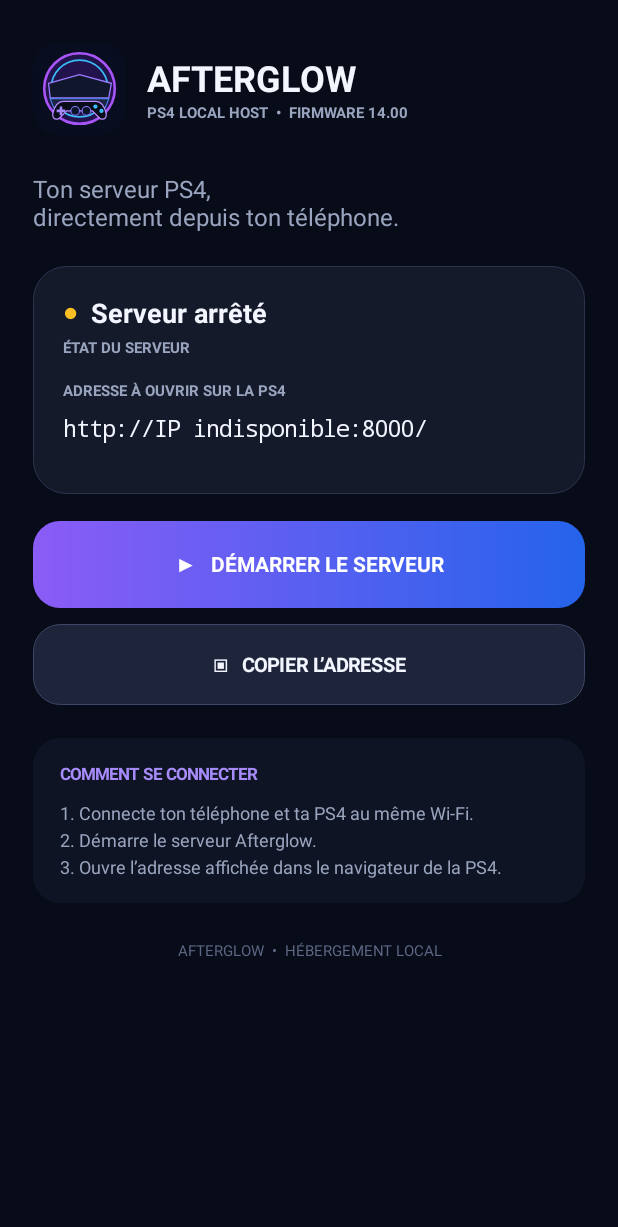
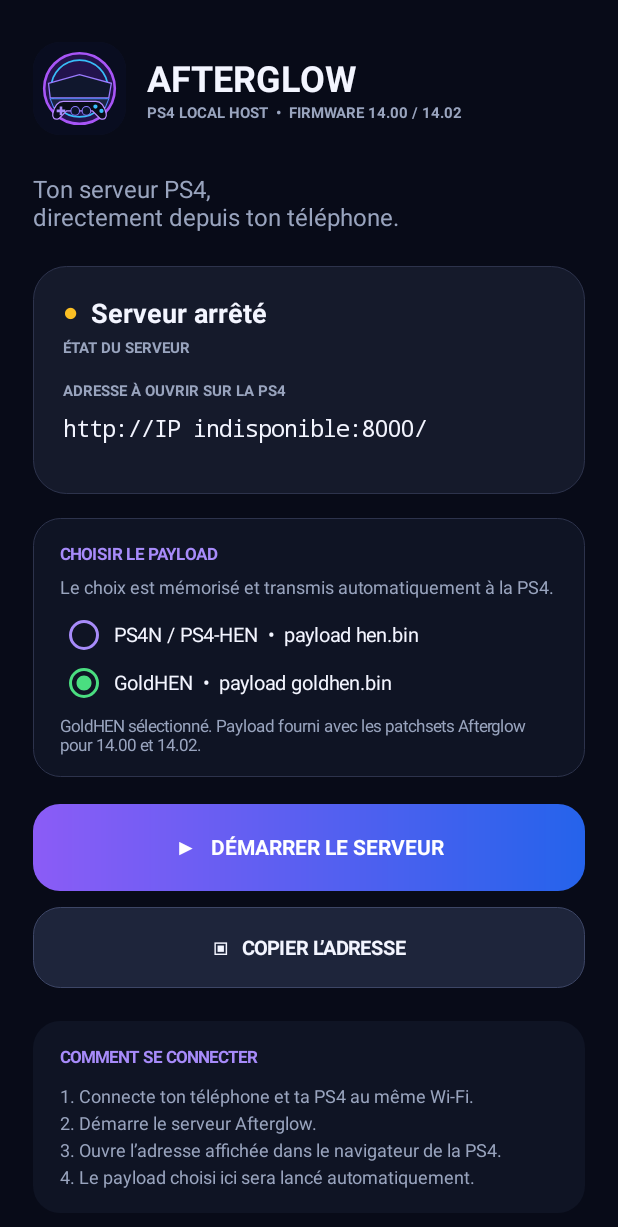
Before and after one commit to alexandramiart-design/ps4, an Android app: the screen it shows after launch (MainActivity), on a phone screen of 412 x 824 dp. Shown: the top 1227 px of the screen. Run offline under Robolectric (Android 15) with nearby library versions, the phone set to English and light mode, and no system bars.

Commit message:
Add Android PS4-HEN and GoldHEN payload selector

```diff
--- a/Afterglow-overlay/app/src/main/java/fr/local/ps4server/MainActivity.kt
+++ b/Afterglow-overlay/app/src/main/java/fr/local/ps4server/MainActivity.kt
@@ -1,4 +1,5 @@
 package fr.local.ps4server
+
 import android.app.Activity
 import android.os.Bundle
 import android.content.Intent
@@ -17,7 +18,7 @@ class MainActivity : Activity() {
     private lateinit var statusDot: TextView
     private lateinit var address: TextView
     private lateinit var toggle: TextView
-    private lateinit var ps4HenButton: TextView
+    private lateinit var payloadSummary: TextView
     private val prefs by lazy { getSharedPreferences("afterglow", MODE_PRIVATE) }
     private var requestedRunning = false
     private val port = ServerService.PORT
@@ -27,56 +28,180 @@ class MainActivity : Activity() {
     private val white = Color.rgb(243,245,255)
     private val purple = Color.rgb(167,139,250)
     private val green = Color.rgb(74,222,128)
-    override fun onCreate(savedInstanceState: Bundle?) { super.onCreate(savedInstanceState); buildUi(); refresh() }
+
+    override fun onCreate(savedInstanceState: Bundle?) {
+        super.onCreate(savedInstanceState)
+        buildUi()
+        refresh()
+    }
+
     private fun dp(v:Int) = (v * resources.displayMetrics.density).toInt()
     private fun rounded(c:Int,r:Float=22f,stroke:Int=0) = GradientDrawable().apply {
-        setColor(c); cornerRadius=r*resources.displayMetrics.density
+        setColor(c)
+        cornerRadius=r*resources.displayMetrics.density
         if(stroke!=0) setStroke(dp(1),stroke)
     }
     private fun gradient() = GradientDrawable(GradientDrawable.Orientation.LEFT_RIGHT,
         intArrayOf(Color.rgb(139,92,246),Color.rgb(37,99,235))).apply { cornerRadius=dp(18).toFloat() }
     private fun label(v:String,s:Float,c:Int=white,b:Boolean=false) = TextView(this).apply {
-        text=v; textSize=s; setTextColor(c); if(b) setTypeface(typeface,Typeface.BOLD); includeFontPadding=true
+        text=v
+        textSize=s
+        setTextColor(c)
+        if(b) setTypeface(typeface,Typeface.BOLD)
+        includeFontPadding=true
     }
+
     private fun buildUi() {
         val scroll=ScrollView(this).apply { setBackgroundColor(bg); isFillViewport=true }
-        val root=LinearLayout(this).apply { orientation=LinearLayout.VERTICAL; setPadding(dp(22),dp(28),dp(22),dp(24)); setBackgroundColor(bg) }
+        val root=LinearLayout(this).apply {
+            orientation=LinearLayout.VERTICAL
+            setPadding(dp(22),dp(28),dp(22),dp(24))
+            setBackgroundColor(bg)
+        }
         scroll.addView(root)
+
         val brand=LinearLayout(this).apply { orientation=LinearLayout.HORIZONTAL; gravity=Gravity.CENTER_VERTICAL }
-        val logo=ImageView(this).apply { setImageResource(R.drawable.afterglow_icon); scaleType=ImageView.ScaleType.CENTER_CROP; background=rounded(panel,18f); clipToOutline=true }
+        val logo=ImageView(this).apply {
+            setImageResource(R.drawable.afterglow_icon)
+            scaleType=ImageView.ScaleType.CENTER_CROP
+            background=rounded(panel,18f)
+            clipToOutline=true
+        }
         brand.addView(logo,LinearLayout.LayoutParams(dp(62),dp(62)))
-        val brandText=LinearLayout(this).apply { orientation=LinearLayout.VERTICAL; setPadding(dp(14),0,0,0); addView(label("AFTERGLOW",24f,white,true)); addView(label("PS4 LOCAL HOST  •  FIRMWARE 14.00",10f,muted,true)) }
-        brand.addView(brandText); root.addView(brand)
-        root.addView(label("Ton serveur PS4,\ndirectement depuis ton téléphone.",16f,muted).apply { setPadding(0,dp(25),0,dp(22)) })
-        val card=LinearLayout(this).apply { orientation=LinearLayout.VERTICAL; setPadding(dp(20),dp(19),dp(20),dp(19)); background=rounded(panel,22f,Color.rgb(45,51,76)) }
+        val brandText=LinearLayout(this).apply {
+            orientation=LinearLayout.VERTICAL
+            setPadding(dp(14),0,0,0)
+            addView(label("AFTERGLOW",24f,white,true))
+            addView(label("PS4 LOCAL HOST  •  FIRMWARE 14.00 / 14.02",10f,muted,true))
+        }
+        brand.addView(brandText)
+        root.addView(brand)
+        root.addView(label("Ton serveur PS4,\ndirectement depuis ton téléphone.",16f,muted).apply {
+            setPadding(0,dp(25),0,dp(22))
+        })
+
+        val card=LinearLayout(this).apply {
+            orientation=LinearLayout.VERTICAL
+            setPadding(dp(20),dp(19),dp(20),dp(19))
+            background=rounded(panel,22f,Color.rgb(45,51,76))
+        }
         val line=LinearLayout(this).apply { orientation=LinearLayout.HORIZONTAL; gravity=Gravity.CENTER_VERTICAL }
-        statusDot=label("●",16f,Color.rgb(251,191,36),true); line.addView(statusDot)
-        status=label("Serveur arrêté",18f,white,true).apply { setPadding(dp(9),0,0,0) }; line.addView(status); card.addView(line)
+        statusDot=label("●",16f,Color.rgb(251,191,36),true)
+        line.addView(statusDot)
+        status=label("Serveur arrêté",18f,white,true).apply { setPadding(dp(9),0,0,0) }
+        line.addView(status)
+        card.addView(line)
         card.addView(label("ÉTAT DU SERVEUR",10f,muted,true).apply { setPadding(0,dp(4),0,dp(15)) })
         card.addView(label("ADRESSE À OUVRIR SUR LA PS4",10f,muted,true))
-        address=label(serverUrl(),15f,white,true).apply { setPadding(0,dp(8),0,dp(15)); typeface=Typeface.MONOSPACE }
-        card.addView(address); root.addView(card)
+        address=label(serverUrl(),15f,white,true).apply {
+            setPadding(0,dp(8),0,dp(15))
+            typeface=Typeface.MONOSPACE
+        }
+        card.addView(address)
+        root.addView(card)
+
+        val pickCard=LinearLayout(this).apply {
+            orientation=LinearLayout.VERTICAL
+            setPadding(dp(18),dp(16),dp(18),dp(14))
+            background=rounded(Color.rgb(15,20,36),18f,Color.rgb(45,51,76))
+        }
+        pickCard.addView(label("CHOISIR LE PAYLOAD",11f,purple,true))
+        pickCard.addView(label("Le choix est mémorisé et transmis automatiquement à la PS4.",12f,muted).apply {
+            setPadding(0,dp(6),0,dp(8))
+        })
+        val group=RadioGroup(this).apply { orientation=RadioGroup.VERTICAL }
+        val hen=RadioButton(this).apply {
+            id=1001
+            text="PS4N / PS4-HEN  •  payload hen.bin"
+            textSize=13f
+            setTextColor(white)
+            buttonTintList=android.content.res.ColorStateList.valueOf(purple)
+            setPadding(dp(4),dp(5),0,dp(5))
+        }
+        val gold=RadioButton(this).apply {
+            id=1002
+            text="GoldHEN  •  payload goldhen.bin"
+            textSize=13f
+            setTextColor(white)
+            buttonTintList=android.content.res.ColorStateList.valueOf(green)
+            setPadding(dp(4),dp(5),0,dp(5))
+        }
+        group.addView(hen)
+        group.addView(gold)
+        group.check(if(selectedPayload()=="hen") hen.id else gold.id)
+        group.setOnCheckedChangeListener { _, checkedId ->
+            val mode=if(checkedId==hen.id) "hen" else "goldhen"
+            prefs.edit().putString("payload_mode",mode).apply()
+            updatePayloadSummary()
+            Toast.makeText(this,if(mode=="hen") "PS4-HEN sélectionné" else "GoldHEN sélectionné",Toast.LENGTH_SHORT).show()
+        }
+        pickCard.addView(group)
+        payloadSummary=label("",11f,muted).apply { setPadding(0,dp(5),0,0) }
+        pickCard.addView(payloadSummary)
+        root.addView(pickCard,LinearLayout.LayoutParams(-1,-2).apply { topMargin=dp(16) })
+        updatePayloadSummary()
+
         toggle=label("▶   DÉMARRER LE SERVEUR",14f,Color.WHITE,true).apply {
-            gravity=Gravity.CENTER; background=gradient(); setPadding(dp(16),dp(18),dp(16),dp(18)); setOnClickListener { toggleServer() }
+            gravity=Gravity.CENTER
+            background=gradient()
+            setPadding(dp(16),dp(18),dp(16),dp(18))
+            setOnClickListener { toggleServer() }
         }
         root.addView(toggle,LinearLayout.LayoutParams(-1,dp(58)).apply { topMargin=dp(18) })
+
         val copy=label("▣   COPIER L’ADRESSE",13f,white,true).apply {
-            gravity=Gravity.CENTER; background=rounded(Color.rgb(30,37,59),18f,Color.rgb(61,70,102)); setPadding(dp(16),dp(16),dp(16),dp(16))
-            setOnClickListener { val u=serverUrl(); val cb=getSystemService(CLIPBOARD_SERVICE) as ClipboardManager; cb.setPrimaryClip(ClipData.newPlainText("Adresse Afterglow",u)); Toast.makeText(this@MainActivity,"Adresse copiée !",Toast.LENGTH_SHORT).show() }
+            gravity=Gravity.CENTER
+            background=rounded(Color.rgb(30,37,59),18f,Color.rgb(61,70,102))
+            setPadding(dp(16),dp(16),dp(16),dp(16))
+            setOnClickListener {
+                val u=serverUrl()
+                val cb=getSystemService(CLIPBOARD_SERVICE) as ClipboardManager
+                cb.setPrimaryClip(ClipData.newPlainText("Adresse Afterglow",u))
+                Toast.makeText(this@MainActivity,"Adresse copiée !",Toast.LENGTH_SHORT).show()
+            }
         }
         root.addView(copy,LinearLayout.LayoutParams(-1,dp(54)).apply { topMargin=dp(11) })
-        val info=LinearLayout(this).apply { orientation=LinearLayout.VERTICAL; setPadding(dp(18),dp(16),dp(18),dp(16)); background=rounded(Color.rgb(15,20,36),18f) }
+
+        val info=LinearLayout(this).apply {
+            orientation=LinearLayout.VERTICAL
+            setPadding(dp(18),dp(16),dp(18),dp(16))
+            background=rounded(Color.rgb(15,20,36),18f)
+        }
         info.addView(label("COMMENT SE CONNECTER",11f,purple,true))
-        info.addView(label("1. Connecte ton téléphone et ta PS4 au même Wi-Fi.\n2. Démarre le serveur Afterglow.\n3. Ouvre l’adresse affichée dans le navigateur de la PS4.",12f,muted).apply { setLineSpacing(dp(4).toFloat(),1f); setPadding(0,dp(10),0,0) })
+        info.addView(label(
+            "1. Connecte ton téléphone et ta PS4 au même Wi-Fi.\n2. Démarre le serveur Afterglow.\n3. Ouvre l’adresse affichée dans le navigateur de la PS4.\n4. Le payload choisi ici sera lancé automatiquement.",
+            12f,muted
+        ).apply { setLineSpacing(dp(4).toFloat(),1f); setPadding(0,dp(10),0,0) })
         root.addView(info,LinearLayout.LayoutParams(-1,-2).apply { topMargin=dp(22) })
-        root.addView(label("AFTERGLOW  •  HÉBERGEMENT LOCAL",10f,Color.rgb(93,104,133)).apply { gravity=Gravity.CENTER; setPadding(0,dp(25),0,0) })
+        root.addView(label("AFTERGLOW  •  HÉBERGEMENT LOCAL",10f,Color.rgb(93,104,133)).apply {
+            gravity=Gravity.CENTER
+            setPadding(0,dp(25),0,0)
+        })
         setContentView(scroll)
     }
+
+    private fun selectedPayload():String =
+        if(prefs.getString("payload_mode","goldhen")=="hen") "hen" else "goldhen"
+
+    private fun updatePayloadSummary() {
+        if(!::payloadSummary.isInitialized) return
+        payloadSummary.text=if(selectedPayload()=="hen")
+            "PS4-HEN sélectionné. Le fichier fourni est corrigé pour le firmware 14.00."
+        else
+            "GoldHEN sélectionné. Payload fourni avec les patchsets Afterglow pour 14.00 et 14.02."
+    }
+
     private fun toggleServer() {
-        if(requestedRunning) { stopService(Intent(this,ServerService::class.java)); requestedRunning=false }
-        else { startForegroundService(Intent(this,ServerService::class.java).setAction("START")); requestedRunning=true }
+        if(requestedRunning) {
+            stopService(Intent(this,ServerService::class.java))
+            requestedRunning=false
+        } else {
+            startForegroundService(Intent(this,ServerService::class.java).setAction("START"))
+            requestedRunning=true
+        }
         refresh()
     }
+
     private fun refresh() {
         if(!::status.isInitialized) return
         status.text=if(requestedRunning) "Serveur en cours de démarrage" else "Serveur arrêté"
@@ -85,6 +210,7 @@ class MainActivity : Activity() {
         toggle.text=if(requestedRunning) "■   ARRÊTER LE SERVEUR" else "▶   DÉMARRER LE SERVEUR"
         toggle.background=if(requestedRunning) rounded(Color.rgb(119,42,72),18f) else gradient()
     }
+
     private fun serverUrl() = "http://" + localIp() + ":" + port + "/"
     private fun localIp():String = try {
         NetworkInterface.getNetworkInterfaces().toList().flatMap { it.inetAddresses.toList() }
```
